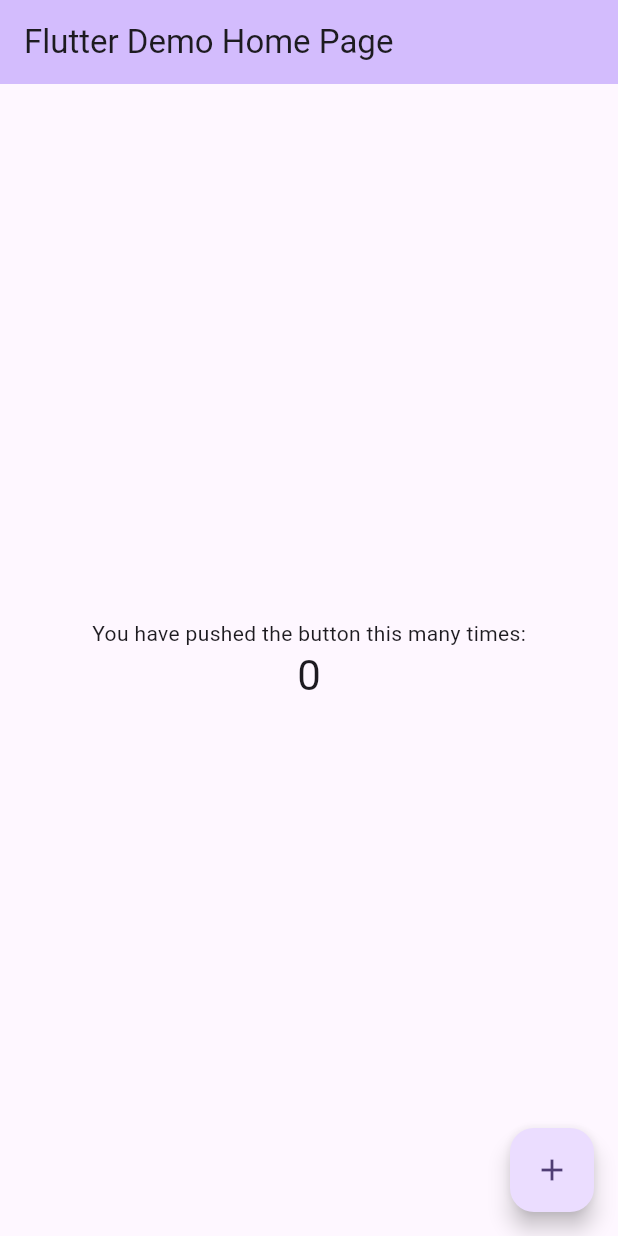
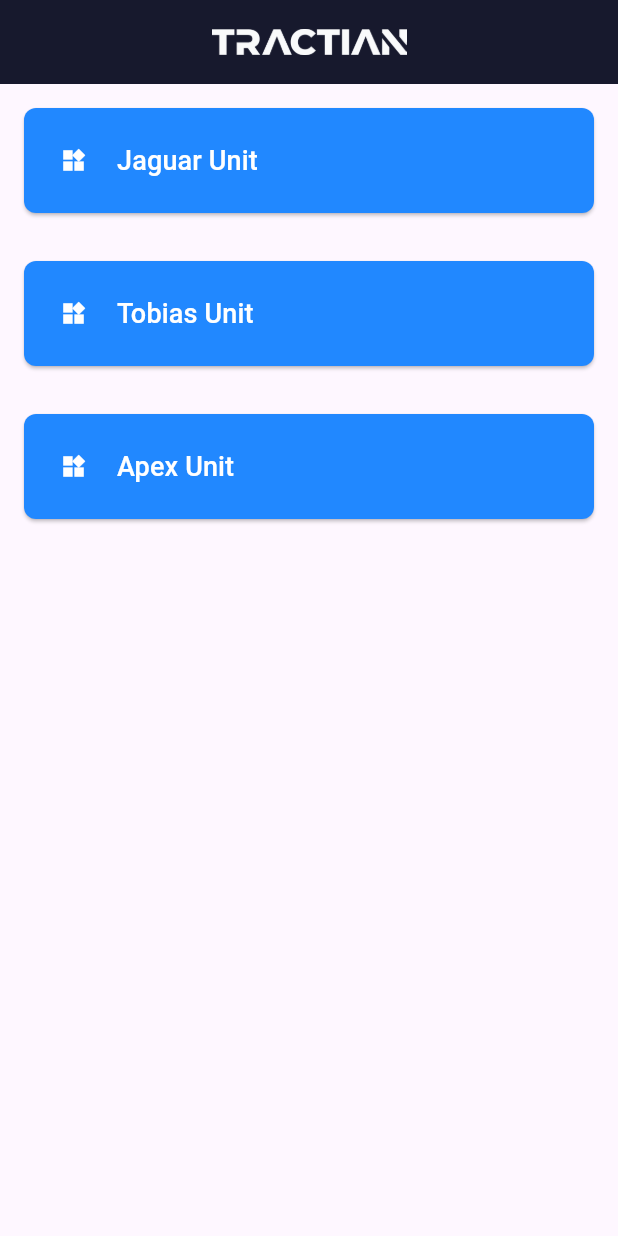
Before and after one commit to gabrielokura/tractian_challenge, a Flutter app: the screen it shows after launch, on a phone screen of 412 x 824 dp. Run offline on Flutter 3.47's test engine with Material 3 defaults, Android fonts, the phone set to English and light mode, and no system bars.

Commit message:
Adds home screen design

```diff
--- /dev/null
+++ b/lib/config/assets.dart
@@ -0,0 +1,3 @@
+abstract final class Assets {
+  static const logo = 'assets/logo.png';
+}
--- a/lib/main.dart
+++ b/lib/main.dart
@@ -1,4 +1,5 @@
 import 'package:flutter/material.dart';
+import 'package:tractian_challenge/ui/home/widgets/home_screen.dart';
 
 void main() {
   runApp(const MyApp());
@@ -10,60 +11,12 @@ class MyApp extends StatelessWidget {
   @override
   Widget build(BuildContext context) {
     return MaterialApp(
-      title: 'Flutter Demo',
+      title: 'TRACTIAN Challenge',
       theme: ThemeData(
         colorScheme: ColorScheme.fromSeed(seedColor: Colors.deepPurple),
         useMaterial3: true,
       ),
-      home: const MyHomePage(title: 'Flutter Demo Home Page'),
+      home: const HomeScreen(),
     );
   }
 }
-
-class MyHomePage extends StatefulWidget {
-  const MyHomePage({super.key, required this.title});
-
-  final String title;
-
-  @override
-  State<MyHomePage> createState() => _MyHomePageState();
-}
-
-class _MyHomePageState extends State<MyHomePage> {
-  int _counter = 0;
-
-  void _incrementCounter() {
-    setState(() {
-      _counter++;
-    });
-  }
-
-  @override
-  Widget build(BuildContext context) {
-    return Scaffold(
-      appBar: AppBar(
-        backgroundColor: Theme.of(context).colorScheme.inversePrimary,
-        title: Text(widget.title),
-      ),
-      body: Center(
-        child: Column(
-          mainAxisAlignment: MainAxisAlignment.center,
-          children: <Widget>[
-            const Text(
-              'You have pushed the button this many times:',
-            ),
-            Text(
-              '$_counter',
-              style: Theme.of(context).textTheme.headlineMedium,
-            ),
-          ],
-        ),
-      ),
-      floatingActionButton: FloatingActionButton(
-        onPressed: _incrementCounter,
-        tooltip: 'Increment',
-        child: const Icon(Icons.add),
-      ),
-    );
-  }
-}
--- a/lib/ui/core/colors.dart
+++ b/lib/ui/core/colors.dart
@@ -2,7 +2,7 @@ import 'package:flutter/material.dart';
 
 abstract final class AppColors {
   static const lightBlue = Color(0xFF2188FF);
-  static const darkBlue = Color(0xFF1719ED);
+  static const darkBlue = Color(0xFF17192D);
   static const red = Color(0xFFED3833);
   static const green = Color(0xFF52C41A);
   static const white = Color(0xFFFFFFFF);
--- /dev/null
+++ b/lib/ui/home/widgets/company_button.dart
@@ -0,0 +1,43 @@
+import 'package:flutter/material.dart';
+import 'package:tractian_challenge/ui/core/colors.dart';
+
+class CompanyButton extends StatelessWidget {
+  const CompanyButton({
+    super.key,
+    this.onPressed,
+    required this.text,
+  });
+
+  final void Function()? onPressed;
+  final String text;
+
+  @override
+  Widget build(BuildContext context) {
+    return ElevatedButton(
+        onPressed: onPressed,
+        style: ElevatedButton.styleFrom(
+          backgroundColor: AppColors.lightBlue,
+          minimumSize: Size.fromHeight(70),
+          shape: RoundedRectangleBorder(
+            borderRadius: BorderRadius.circular(8),
+          ),
+        ),
+        child: Row(
+          children: [
+            Icon(
+              Icons.widgets,
+              color: AppColors.white,
+            ),
+            SizedBox(width: 20),
+            Text(
+              text,
+              style: TextStyle(
+                color: AppColors.white,
+                fontWeight: FontWeight.w500,
+                fontSize: 18,
+              ),
+            ),
+          ],
+        ));
+  }
+}
--- /dev/null
+++ b/lib/ui/home/widgets/home_screen.dart
@@ -0,0 +1,47 @@
+import 'package:flutter/material.dart';
+import 'package:tractian_challenge/ui/core/colors.dart';
+import 'package:tractian_challenge/ui/home/widgets/company_button.dart';
+
+import '../../../config/assets.dart';
+
+class HomeScreen extends StatelessWidget {
+  const HomeScreen({super.key});
+
+  @override
+  Widget build(BuildContext context) {
+    return Scaffold(
+      appBar: AppBar(
+        centerTitle: true,
+        backgroundColor: AppColors.darkBlue,
+        title: const Image(
+          image: AssetImage(Assets.logo),
+          width: 130,
+        ),
+      ),
+      body: SingleChildScrollView(
+        child: Padding(
+          padding: const EdgeInsets.all(16),
+          child: Column(
+            mainAxisAlignment: MainAxisAlignment.start,
+            crossAxisAlignment: CrossAxisAlignment.center,
+            spacing: 32,
+            children: [
+              CompanyButton(
+                text: 'Jaguar Unit',
+                onPressed: () {},
+              ),
+              CompanyButton(
+                text: 'Tobias Unit',
+                onPressed: () {},
+              ),
+              CompanyButton(
+                text: 'Apex Unit',
+                onPressed: () {},
+              )
+            ],
+          ),
+        ),
+      ),
+    );
+  }
+}
```
